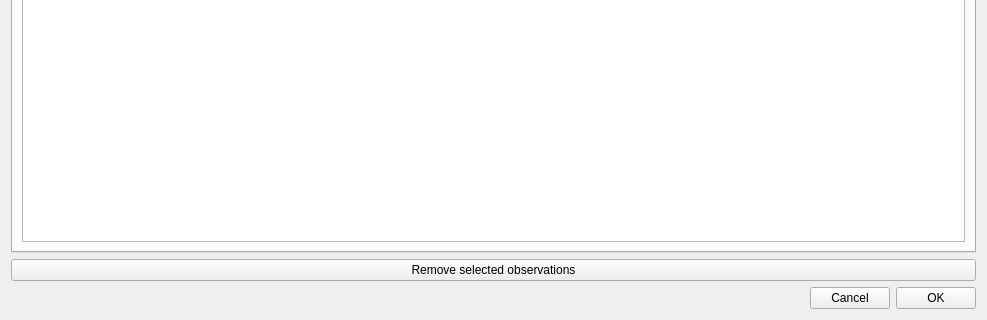
First picture: the form in project.ui, repository olivierfriard/BORIS, before the edit; both pictures show x 0 to 987 and y 258 to 578 of the 987 by 578 pixel window.
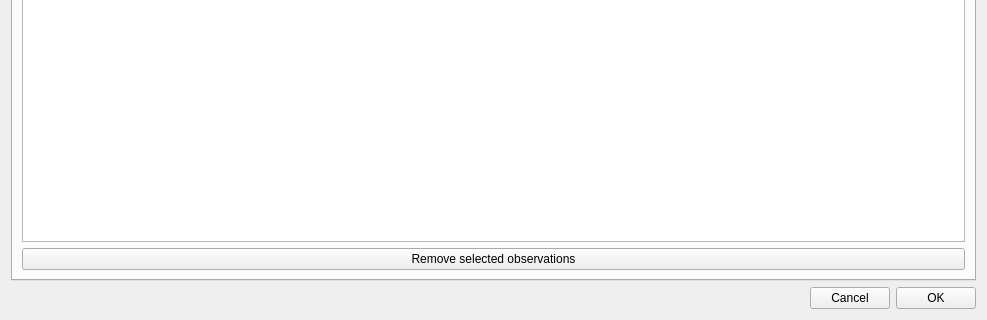
Second picture: the form after the edit.

Commit message: modified observation tab in project window

The edit to the form file:
```diff
--- a/project.ui
+++ b/project.ui
@@ -694,9 +694,9 @@
         <attribute name="title">
          <string>Observations</string>
         </attribute>
-        <layout class="QHBoxLayout" name="horizontalLayout_2">
+        <layout class="QVBoxLayout" name="verticalLayout_3">
          <item>
-          <layout class="QHBoxLayout" name="horizontalLayout">
+          <layout class="QVBoxLayout" name="verticalLayout">
            <item>
             <widget class="QTableWidget" name="twObservations">
              <property name="editTriggers">
@@ -733,19 +733,19 @@
              </column>
             </widget>
            </item>
+           <item>
+            <widget class="QPushButton" name="pbRemoveObservation">
+             <property name="text">
+              <string>Remove selected observations</string>
+             </property>
+            </widget>
+           </item>
           </layout>
          </item>
         </layout>
        </widget>
       </widget>
      </item>
-     <item>
-      <widget class="QPushButton" name="pbRemoveObservation">
-       <property name="text">
-        <string>Remove selected observations</string>
-       </property>
-      </widget>
-     </item>
      <item>
       <layout class="QHBoxLayout" name="horizontalLayout_4">
        <item>
```
